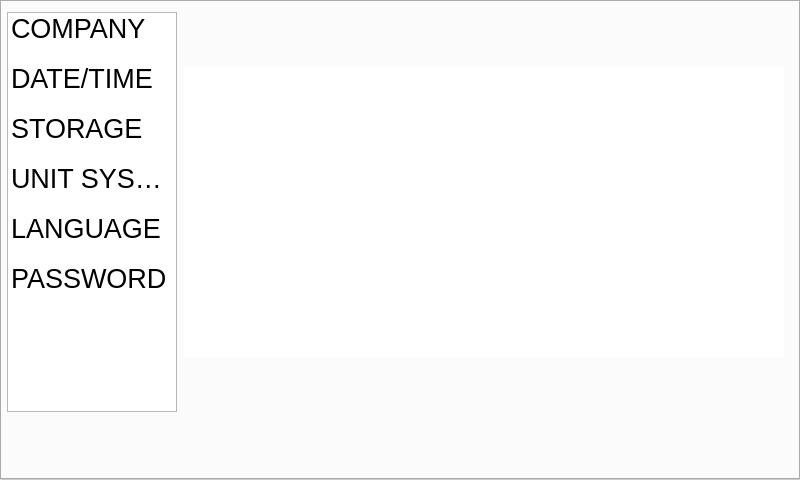
This is dc_motor_pc.ui in ahmetcihan/pendulum_controller as Qt 5 draws it before an edit. The edited form follows.
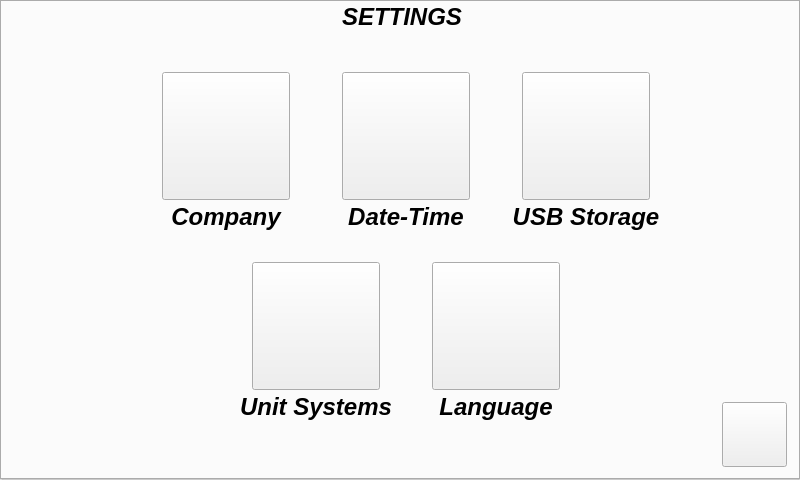
This is the edited form. The open tabs and pages were chosen to show the change.

Commit message: settings tab is ok

Diff of the .ui file:
```diff
--- a/dc_motor_pc.ui
+++ b/dc_motor_pc.ui
@@ -9279,64 +9279,13 @@
      <attribute name="title">
       <string/>
      </attribute>
-     <widget class="QListWidget" name="listWidget_settings">
-      <property name="geometry">
-       <rect>
-        <x>5</x>
-        <y>10</y>
-        <width>170</width>
-        <height>400</height>
-       </rect>
-      </property>
-      <property name="font">
-       <font>
-        <pointsize>20</pointsize>
-       </font>
-      </property>
-      <property name="gridSize">
-       <size>
-        <width>0</width>
-        <height>50</height>
-       </size>
-      </property>
-      <item>
-       <property name="text">
-        <string>COMPANY</string>
-       </property>
-      </item>
-      <item>
-       <property name="text">
-        <string>DATE/TIME</string>
-       </property>
-      </item>
-      <item>
-       <property name="text">
-        <string>STORAGE</string>
-       </property>
-      </item>
-      <item>
-       <property name="text">
-        <string>UNIT SYSTEM</string>
-       </property>
-      </item>
-      <item>
-       <property name="text">
-        <string>LANGUAGE</string>
-       </property>
-      </item>
-      <item>
-       <property name="text">
-        <string>PASSWORD</string>
-       </property>
-      </item>
-     </widget>
      <widget class="QTabWidget" name="tabWidget_settings">
       <property name="geometry">
        <rect>
-        <x>175</x>
-        <y>10</y>
-        <width>615</width>
-        <height>400</height>
+        <x>0</x>
+        <y>0</y>
+        <width>800</width>
+        <height>480</height>
        </rect>
       </property>
       <property name="styleSheet">
@@ -9346,6 +9295,269 @@
       <property name="tabPosition">
        <enum>QTabWidget::West</enum>
       </property>
+      <widget class="QWidget" name="tab_settings_main">
+       <attribute name="title">
+        <string>Page</string>
+       </attribute>
+       <widget class="QPushButton" name="pushButton_settings_date_time">
+        <property name="geometry">
+         <rect>
+          <x>340</x>
+          <y>70</y>
+          <width>128</width>
+          <height>128</height>
+         </rect>
+        </property>
+        <property name="font">
+         <font>
+          <pointsize>16</pointsize>
+         </font>
+        </property>
+        <property name="text">
+         <string/>
+        </property>
+       </widget>
+       <widget class="QLabel" name="label_main_8">
+        <property name="geometry">
+         <rect>
+          <x>330</x>
+          <y>200</y>
+          <width>148</width>
+          <height>30</height>
+         </rect>
+        </property>
+        <property name="font">
+         <font>
+          <family>Ubuntu</family>
+          <pointsize>18</pointsize>
+          <weight>75</weight>
+          <italic>true</italic>
+          <bold>true</bold>
+         </font>
+        </property>
+        <property name="styleSheet">
+         <string notr="true">border-color: rgba(255, 255, 255, 0);</string>
+        </property>
+        <property name="text">
+         <string>Date-Time</string>
+        </property>
+        <property name="alignment">
+         <set>Qt::AlignCenter</set>
+        </property>
+       </widget>
+       <widget class="QLabel" name="label_main_11">
+        <property name="geometry">
+         <rect>
+          <x>420</x>
+          <y>390</y>
+          <width>148</width>
+          <height>30</height>
+         </rect>
+        </property>
+        <property name="font">
+         <font>
+          <family>Ubuntu</family>
+          <pointsize>18</pointsize>
+          <weight>75</weight>
+          <italic>true</italic>
+          <bold>true</bold>
+         </font>
+        </property>
+        <property name="styleSheet">
+         <string notr="true">border-color: rgba(255, 255, 255, 0);</string>
+        </property>
+        <property name="text">
+         <string>Language</string>
+        </property>
+        <property name="alignment">
+         <set>Qt::AlignCenter</set>
+        </property>
+       </widget>
+       <widget class="QLabel" name="label_main_10">
+        <property name="geometry">
+         <rect>
+          <x>225</x>
+          <y>390</y>
+          <width>178</width>
+          <height>30</height>
+         </rect>
+        </property>
+        <property name="font">
+         <font>
+          <family>Ubuntu</family>
+          <pointsize>18</pointsize>
+          <weight>75</weight>
+          <italic>true</italic>
+          <bold>true</bold>
+         </font>
+        </property>
+        <property name="styleSheet">
+         <string notr="true">border-color: rgba(255, 255, 255, 0);</string>
+        </property>
+        <property name="text">
+         <string>Unit Systems</string>
+        </property>
+        <property name="alignment">
+         <set>Qt::AlignCenter</set>
+        </property>
+       </widget>
+       <widget class="QPushButton" name="pushButton_settings_unit_system">
+        <property name="geometry">
+         <rect>
+          <x>250</x>
+          <y>260</y>
+          <width>128</width>
+          <height>128</height>
+         </rect>
+        </property>
+        <property name="font">
+         <font>
+          <pointsize>16</pointsize>
+         </font>
+        </property>
+        <property name="text">
+         <string/>
+        </property>
+       </widget>
+       <widget class="QLabel" name="label_main_7">
+        <property name="geometry">
+         <rect>
+          <x>150</x>
+          <y>200</y>
+          <width>148</width>
+          <height>30</height>
+         </rect>
+        </property>
+        <property name="font">
+         <font>
+          <family>Ubuntu</family>
+          <pointsize>18</pointsize>
+          <weight>75</weight>
+          <italic>true</italic>
+          <bold>true</bold>
+         </font>
+        </property>
+        <property name="styleSheet">
+         <string notr="true">border-color: rgba(255, 255, 255, 0);</string>
+        </property>
+        <property name="text">
+         <string>Company</string>
+        </property>
+        <property name="alignment">
+         <set>Qt::AlignCenter</set>
+        </property>
+       </widget>
+       <widget class="QLabel" name="label_main_9">
+        <property name="geometry">
+         <rect>
+          <x>490</x>
+          <y>200</y>
+          <width>188</width>
+          <height>30</height>
+         </rect>
+        </property>
+        <property name="font">
+         <font>
+          <family>Ubuntu</family>
+          <pointsize>18</pointsize>
+          <weight>75</weight>
+          <italic>true</italic>
+          <bold>true</bold>
+         </font>
+        </property>
+        <property name="styleSheet">
+         <string notr="true">border-color: rgba(255, 255, 255, 0);</string>
+        </property>
+        <property name="text">
+         <string>USB Storage</string>
+        </property>
+        <property name="alignment">
+         <set>Qt::AlignCenter</set>
+        </property>
+       </widget>
+       <widget class="QPushButton" name="pushButton_settings_language">
+        <property name="geometry">
+         <rect>
+          <x>430</x>
+          <y>260</y>
+          <width>128</width>
+          <height>128</height>
+         </rect>
+        </property>
+        <property name="font">
+         <font>
+          <pointsize>16</pointsize>
+         </font>
+        </property>
+        <property name="text">
+         <string/>
+        </property>
+       </widget>
+       <widget class="QPushButton" name="pushButton_settings_company">
+        <property name="geometry">
+         <rect>
+          <x>160</x>
+          <y>70</y>
+          <width>128</width>
+          <height>128</height>
+         </rect>
+        </property>
+        <property name="font">
+         <font>
+          <pointsize>16</pointsize>
+         </font>
+        </property>
+        <property name="text">
+         <string/>
+        </property>
+       </widget>
+       <widget class="QPushButton" name="pushButton_settings_usb_storage">
+        <property name="geometry">
+         <rect>
+          <x>520</x>
+          <y>70</y>
+          <width>128</width>
+          <height>128</height>
+         </rect>
+        </property>
+        <property name="font">
+         <font>
+          <pointsize>16</pointsize>
+         </font>
+        </property>
+        <property name="text">
+         <string/>
+        </property>
+       </widget>
+       <widget class="QLabel" name="label_main_24">
+        <property name="geometry">
+         <rect>
+          <x>250</x>
+          <y>0</y>
+          <width>300</width>
+          <height>30</height>
+         </rect>
+        </property>
+        <property name="font">
+         <font>
+          <family>Ubuntu</family>
+          <pointsize>18</pointsize>
+          <weight>75</weight>
+          <italic>true</italic>
+          <bold>true</bold>
+         </font>
+        </property>
+        <property name="styleSheet">
+         <string notr="true">border-color: rgba(255, 255, 255, 0);</string>
+        </property>
+        <property name="text">
+         <string>SETTINGS</string>
+        </property>
+        <property name="alignment">
+         <set>Qt::AlignCenter</set>
+        </property>
+       </widget>
+      </widget>
       <widget class="QWidget" name="tab_company">
        <attribute name="title">
         <string>Tab 1</string>
@@ -9353,8 +9565,8 @@
        <widget class="QLabel" name="label_utest_address_logo">
         <property name="geometry">
          <rect>
-          <x>7</x>
-          <y>54</y>
+          <x>100</x>
+          <y>80</y>
           <width>600</width>
           <height>291</height>
          </rect>
@@ -10048,31 +10260,24 @@
         </property>
        </widget>
       </widget>
-      <widget class="QWidget" name="tab_password">
-       <attribute name="title">
-        <string>Tab 2</string>
-       </attribute>
-       <widget class="QLineEdit" name="lineEdit_admin_password">
-        <property name="geometry">
-         <rect>
-          <x>170</x>
-          <y>160</y>
-          <width>260</width>
-          <height>80</height>
-         </rect>
-        </property>
-        <property name="font">
-         <font>
-          <pointsize>55</pointsize>
-          <weight>75</weight>
-          <bold>true</bold>
-         </font>
-        </property>
-        <property name="alignment">
-         <set>Qt::AlignCenter</set>
-        </property>
-       </widget>
-      </widget>
+     </widget>
+     <widget class="QPushButton" name="pushButton_go_settings_screen">
+      <property name="geometry">
+       <rect>
+        <x>720</x>
+        <y>400</y>
+        <width>65</width>
+        <height>65</height>
+       </rect>
+      </property>
+      <property name="font">
+       <font>
+        <pointsize>13</pointsize>
+       </font>
+      </property>
+      <property name="text">
+       <string/>
+      </property>
      </widget>
     </widget>
     <widget class="QWidget" name="tab_main_calibration">
```
Left out of the diff: 452 changed lines with no effect on the pictures. The commit also changes 10 other files.
